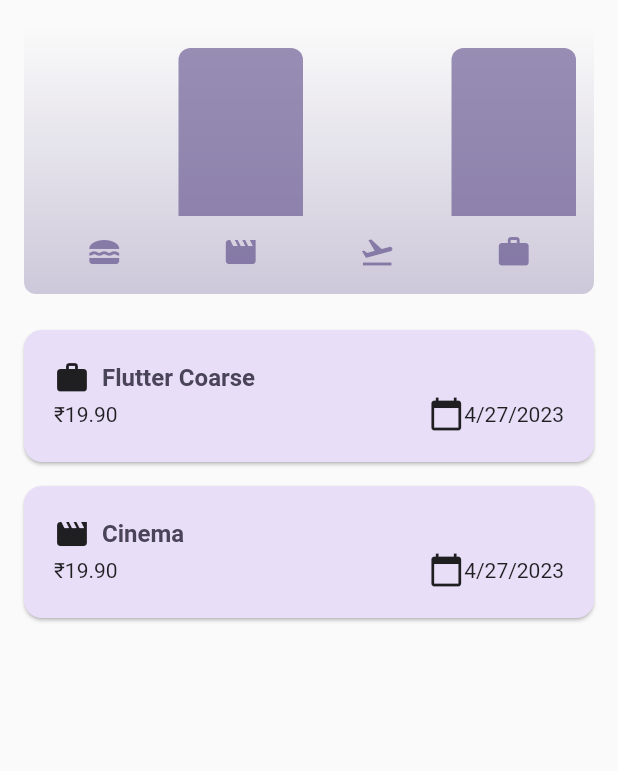
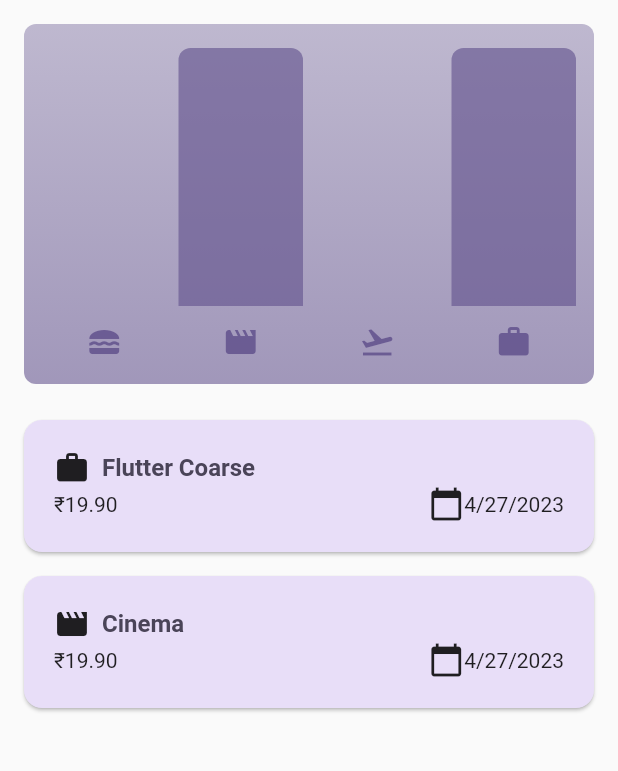
Before and after one commit to Partha-CreoIT/Personal_Expense_App, a Flutter app: the screen it shows after launch, on a phone screen of 412 x 824 dp, the part 84-855 px from its top. Run offline on Flutter 3.47's test engine with Material 2 defaults, Android fonts, the phone set to English and light mode, and no system bars; our stand-ins replace get.

Commit message:
Removed Screen Lock Orientation and Adjusted to screen rotation

```diff
--- a/personal_expense_app/lib/model/new_expense.dart
+++ b/personal_expense_app/lib/model/new_expense.dart
@@ -110,6 +110,7 @@ class _NewExpenseState extends State<NewExpense> {
         padding: const EdgeInsets.fromLTRB(16, 48, 16, 16),
         child: Form(
           key: _formKey,
+          child: SingleChildScrollView(
             child: Column(
               children: [
                 TextFormField(
@@ -209,6 +210,7 @@ class _NewExpenseState extends State<NewExpense> {
             ),
           ),
         ),
+      ),
     );
   }
 }
--- a/personal_expense_app/lib/widgets/chart/chart.dart
+++ b/personal_expense_app/lib/widgets/chart/chart.dart
@@ -41,13 +41,13 @@ class Chart extends StatelessWidget {
         horizontal: 8,
       ),
       width: double.infinity,
-      height: 180,
+      height: 240,
       decoration: BoxDecoration(
         borderRadius: BorderRadius.circular(8),
         gradient: LinearGradient(
           colors: [
-            Theme.of(context).colorScheme.primary.withOpacity(0.3),
-            Theme.of(context).colorScheme.primary.withOpacity(0.0)
+            Theme.of(context).colorScheme.primary.withOpacity(0.6),
+            Theme.of(context).colorScheme.primary.withOpacity(0.4)
           ],
           begin: Alignment.bottomCenter,
           end: Alignment.topCenter,
@@ -82,10 +82,10 @@ class Chart extends StatelessWidget {
                         : Theme.of(context)
                         .colorScheme
                         .primary
-                        .withOpacity(0.7),
+                        .withOpacity(0.9),
                   ),
                 ),
-              ),
+              )
             )
                 .toList(),
           )
--- a/personal_expense_app/lib/widgets/expenses.dart
+++ b/personal_expense_app/lib/widgets/expenses.dart
@@ -91,7 +91,9 @@ class _ExpensesState extends State<Expenses> {
           ),
         ],
       ) : Row(children: [
-        Expanded(child: Chart(expenses:_registeredExpense)),
+        Expanded(child: Container(
+          height: 340,
+            child: Chart(expenses:_registeredExpense))),
         Expanded(
           child: ExpensesList(
             expenses: _registeredExpense,
```
Lines whose indentation alone changed are shown as unchanged.
